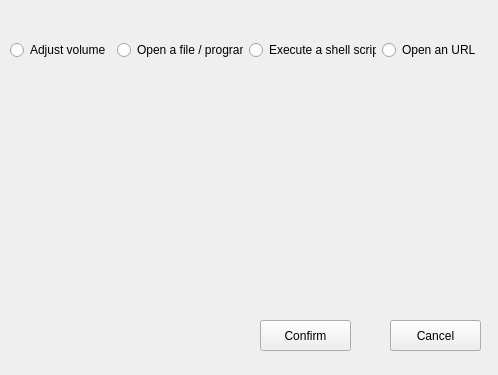
ITT-21SS-UR/assignment9-jl-9, file action_widget_ui.ui: the form before one commit.
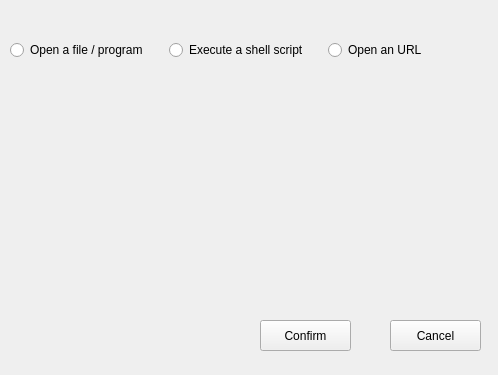
The form after the commit.

Commit message: catch invalid inputs and rename file

```diff
--- a/action_widget_ui.ui
+++ b/action_widget_ui.ui
@@ -23,28 +23,21 @@
     </rect>
    </property>
    <layout class="QGridLayout" name="buttonLayout">
-    <item row="0" column="0">
-     <widget class="QRadioButton" name="volumeButton">
-      <property name="text">
-       <string>Adjust volume</string>
-      </property>
-     </widget>
-    </item>
-    <item row="0" column="2">
+    <item row="0" column="1">
      <widget class="QRadioButton" name="scriptButton">
       <property name="text">
        <string>Execute a shell script</string>
       </property>
      </widget>
     </item>
-    <item row="0" column="1">
+    <item row="0" column="0">
      <widget class="QRadioButton" name="fileButton">
       <property name="text">
        <string>Open a file / program</string>
       </property>
      </widget>
     </item>
-    <item row="0" column="3">
+    <item row="0" column="2">
      <widget class="QRadioButton" name="linkButton">
       <property name="text">
        <string>Open an URL</string>
```
The commit also changes 2 other files.
